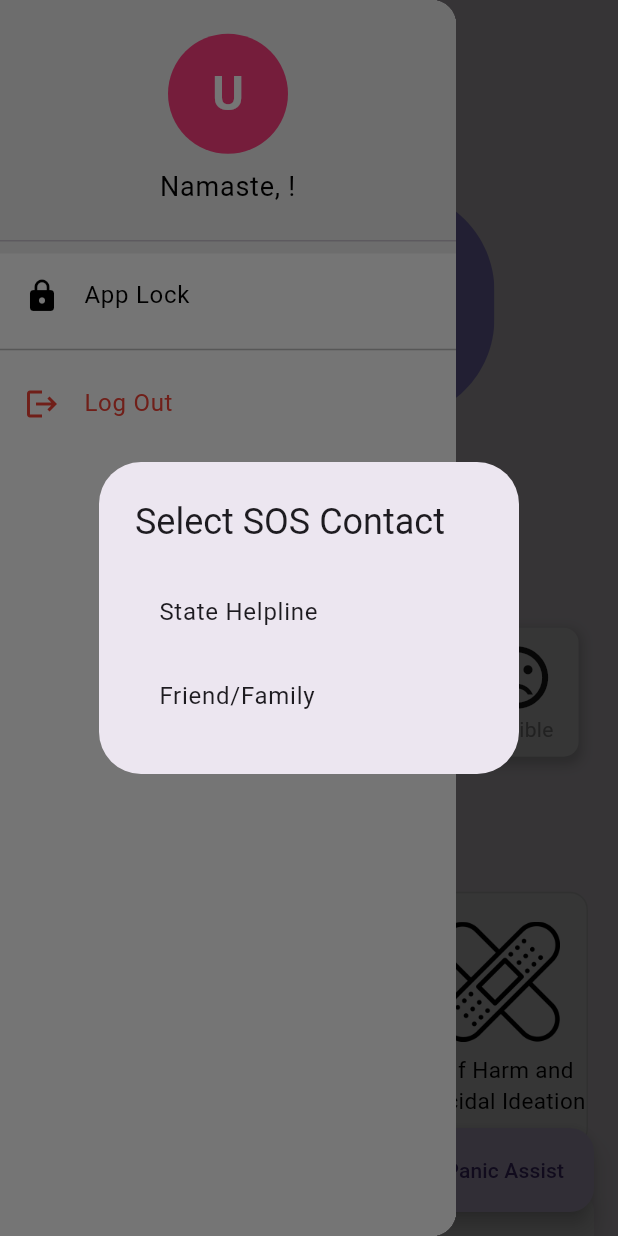
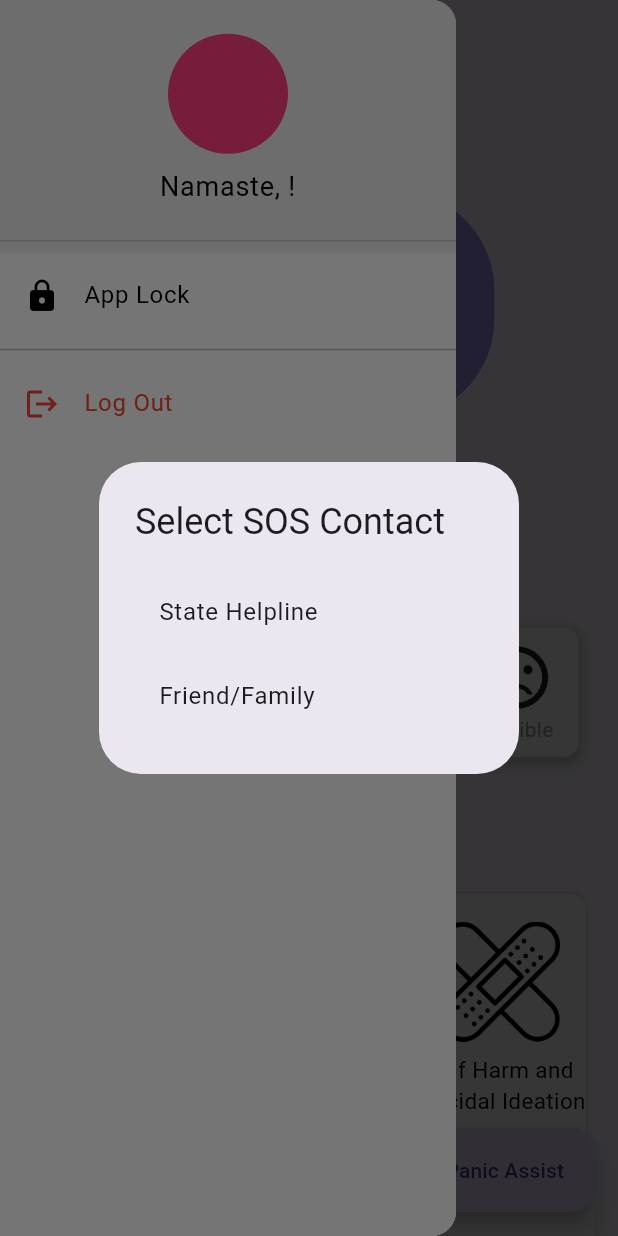
Before and after one commit to GeetishM/MindSarthi, a Flutter app: the HomePage screen opened directly, with the side drawer open, on a phone screen of 412 x 824 dp. Run offline on Flutter 3.47's test engine with Material 3 defaults, Android fonts, the phone set to English and light mode, and no system bars; our stand-ins replace cloud_firestore, firebase_auth, firebase_core, flutter_markdown, flutter_secure_storage, flutter_slidable and 12 more; accounts and stored records are empty.

Commit message:
few changes in home.dart file

```diff
--- a/lib/features/personal_user/screens/1homepage/home.dart
+++ b/lib/features/personal_user/screens/1homepage/home.dart
@@ -3,6 +3,7 @@ import 'package:firebase_auth/firebase_auth.dart';
 import 'package:flutter/material.dart';
 import 'package:flutter_secure_storage/flutter_secure_storage.dart';
 import 'package:flutter_svg/flutter_svg.dart';
+import 'package:shimmer/shimmer.dart';
 import 'package:mindsarthi/features/personal_user/screens/1homepage/MoodInputs/screens/mood_tracker_home_page.dart';
 import 'package:mindsarthi/features/personal_user/screens/1homepage/dailygoals/data/database.dart';
 import 'package:mindsarthi/features/personal_user/screens/1homepage/dailygoals/todaysGoals.dart';
@@ -18,15 +19,12 @@ class HomePage extends StatefulWidget {
 }
 
 class _HomePageState extends State<HomePage> {
-  // For todo database
   final ToDoDataBase db = ToDoDataBase();
   final ScrollController _scrollController = ScrollController();
   bool _isScrolled = false;
 
-  //for sidebar
   final GlobalKey<ScaffoldState> _scaffoldKey = GlobalKey<ScaffoldState>();
 
-  //For SOS data
   final FirebaseFirestore _firestore = FirebaseFirestore.instance;
   final FlutterSecureStorage _storage = const FlutterSecureStorage();
   String? savedPreference;
@@ -35,13 +33,10 @@ class _HomePageState extends State<HomePage> {
   @override
   void initState() {
     super.initState();
-    //
     _scrollController.addListener(() {
       setState(() => _isScrolled = _scrollController.offset > 0);
     });
-    //For SOS preference
     _loadUserPreference();
-    _fetchUsername();
   }
 
   @override
@@ -50,7 +45,6 @@ class _HomePageState extends State<HomePage> {
     super.dispose();
   }
 
-  //For SOS preference
   Future<void> _loadUserPreference() async {
     String? preference = await _storage.read(key: 'sos_preference');
     String? contactOrState = await _storage.read(key: 'sos_value');
@@ -65,7 +59,6 @@ class _HomePageState extends State<HomePage> {
     }
   }
 
-  //For SOS preference
   Future<void> _saveUserPreference(String preference, String value) async {
     await _storage.write(key: 'sos_preference', value: preference);
     await _storage.write(key: 'sos_value', value: value);
@@ -187,17 +180,19 @@ class _HomePageState extends State<HomePage> {
     }
   }
 
-  Future<String?> _fetchUsername() async {
+  Future<String?> _fetchNickname() async {
     final user = FirebaseAuth.instance.currentUser;
     if (user == null) return null;
 
-    final userDoc =
+    final doc =
         await FirebaseFirestore.instance
             .collection('users')
             .doc(user.uid)
             .get();
-
-    return userDoc.exists ? userDoc['username'] as String? : null;
+    if (doc.exists) {
+      return doc.data()?['nickname'] as String?;
+    }
+    return null;
   }
 
   Future<List<Map<String, dynamic>>> _fetchGoals() async {
@@ -208,10 +203,9 @@ class _HomePageState extends State<HomePage> {
   @override
   Widget build(BuildContext context) {
     final screenWidth = MediaQuery.of(context).size.width;
-    final screenHeight = MediaQuery.of(context).size.height;
 
     return Scaffold(
-      key: _scaffoldKey, // Assign the GlobalKey to the Scaffold
+      key: _scaffoldKey,
       drawer: Sidebar(),
       body: CustomScrollView(
         controller: _scrollController,
@@ -224,23 +218,33 @@ class _HomePageState extends State<HomePage> {
                 children: [
                   Row(
                     children: [
-                      const SizedBox(height: 20),
                       IconButton(
                         icon: SvgPicture.asset(
                           'assets/icons/menu.svg',
                           height: 24.0,
                           width: 24.0,
                         ),
-                        onPressed: () {
-                          _scaffoldKey.currentState
-                              ?.openDrawer(); // Use _scaffoldKey to open the drawer
-                        },
+                        onPressed:
+                            () => _scaffoldKey.currentState?.openDrawer(),
                       ),
                       const SizedBox(width: 10),
                       FutureBuilder<String?>(
-                        future: _fetchUsername(),
+                        future: _fetchNickname(),
                         builder: (context, snapshot) {
-                          final username = snapshot.data ?? 'User';
+                          if (snapshot.connectionState ==
+                              ConnectionState.waiting) {
+                            return Shimmer.fromColors(
+                              baseColor: Colors.grey[300]!,
+                              highlightColor: Colors.grey[100]!,
+                              child: Container(
+                                width: 140,
+                                height: 24,
+                                color: Colors.white,
+                              ),
+                            );
+                          }
+
+                          final nickname = snapshot.data ?? '';
                           return Row(
                             children: [
                               const Text(
@@ -250,9 +254,9 @@ class _HomePageState extends State<HomePage> {
                                   fontWeight: FontWeight.bold,
                                 ),
                               ),
-                              const SizedBox(width: 8), // Add spacing
+                              const SizedBox(width: 8),
                               Text(
-                                username,
+                                nickname,
                                 style: const TextStyle(
                                   fontSize: 24,
                                   fontWeight: FontWeight.bold,
@@ -278,34 +282,7 @@ class _HomePageState extends State<HomePage> {
           SliverToBoxAdapter(child: MoodTrackerHomePage()),
           const SliverToBoxAdapter(child: SizedBox(height: 20)),
           _buildSectionTitle("Relief Resources"),
-          SliverToBoxAdapter(
-            child: Padding(
-              padding: const EdgeInsets.symmetric(horizontal: 20, vertical: 15),
-              child: Row(
-                mainAxisAlignment: MainAxisAlignment.spaceBetween,
-                children: [
-                  _buildSupportContainer(
-                    'assets/icons/Anxiety.png',
-                    'Anxiety and Panic Attacks',
-                    '/anxietypanic',
-                    screenWidth,
-                  ),
-                  _buildSupportContainer(
-                    'assets/icons/depression.png',
-                    'Depression',
-                    '/depression',
-                    screenWidth,
-                  ),
-                  _buildSupportContainer(
-                    'assets/icons/Suicidal.png',
-                    'Self Harm and Suicidal Ideation',
-                    '/selfharm',
-                    screenWidth,
-                  ),
-                ],
-              ),
-            ),
-          ),
+          _buildReliefSection(screenWidth),
           _buildGoalsSection(),
           _buildJournalSection(),
         ],
@@ -332,6 +309,69 @@ class _HomePageState extends State<HomePage> {
         child: Text(
           title,
           style: const TextStyle(fontSize: 20, fontWeight: FontWeight.bold),
+        ),
+      ),
+    );
+  }
+
+  SliverToBoxAdapter _buildReliefSection(double screenWidth) {
+    return SliverToBoxAdapter(
+      child: Padding(
+        padding: const EdgeInsets.symmetric(horizontal: 20, vertical: 15),
+        child: Row(
+          mainAxisAlignment: MainAxisAlignment.spaceBetween,
+          children: [
+            _buildSupportContainer(
+              'assets/icons/Anxiety.png',
+              'Anxiety and Panic Attacks',
+              '/anxietypanic',
+              screenWidth,
+            ),
+            _buildSupportContainer(
+              'assets/icons/depression.png',
+              'Depression',
+              '/depression',
+              screenWidth,
+            ),
+            _buildSupportContainer(
+              'assets/icons/Suicidal.png',
+              'Self Harm and Suicidal Ideation',
+              '/selfharm',
+              screenWidth,
+            ),
+          ],
+        ),
+      ),
+    );
+  }
+
+  GestureDetector _buildSupportContainer(
+    String imagePath,
+    String label,
+    String routeName,
+    double screenWidth,
+  ) {
+    return GestureDetector(
+      onTap: () => Navigator.pushNamed(context, routeName),
+      child: Container(
+        width: (screenWidth - 60) / 3,
+        height: 170,
+        decoration: BoxDecoration(
+          color: Colors.white,
+          borderRadius: BorderRadius.circular(12),
+          border: Border.all(color: Colors.black.withOpacity(0.1)),
+        ),
+        child: Column(
+          mainAxisAlignment: MainAxisAlignment.center,
+          children: [
+            Image.asset(imagePath, width: 80, height: 80, color: Colors.black),
+            const SizedBox(height: 8),
+            Text(
+              label,
+              textAlign: TextAlign.center,
+              style: const TextStyle(fontSize: 15, color: Colors.black),
+            ),
+          ],
         ),
       ),
     );
@@ -471,7 +511,7 @@ class _HomePageState extends State<HomePage> {
                 ),
               ),
               SvgPicture.asset(
-                'lib/personal/assets/Handholdingpen.svg',
+                'assets/illustrations/Handholdingpen.svg',
                 width: 120,
                 height: 120,
               ),
@@ -481,36 +521,4 @@ class _HomePageState extends State<HomePage> {
       ),
     );
   }
-
-  GestureDetector _buildSupportContainer(
-    String imagePath,
-    String label,
-    String routeName,
-    double screenWidth,
-  ) {
-    return GestureDetector(
-      onTap: () => Navigator.pushNamed(context, routeName),
-      child: Container(
-        width: (screenWidth - 60) / 3,
-        height: 170,
-        decoration: BoxDecoration(
-          color: Colors.white,
-          borderRadius: BorderRadius.circular(12),
-          border: Border.all(color: Colors.black.withOpacity(0.1)),
-        ),
-        child: Column(
-          mainAxisAlignment: MainAxisAlignment.center,
-          children: [
-            Image.asset(imagePath, width: 80, height: 80, color: Colors.black),
-            const SizedBox(height: 8),
-            Text(
-              label,
-              textAlign: TextAlign.center,
-              style: const TextStyle(fontSize: 15, color: Colors.black),
-            ),
-          ],
-        ),
-      ),
-    );
-  }
 }
--- a/lib/features/personal_user/screens/1homepage/sidebar.dart
+++ b/lib/features/personal_user/screens/1homepage/sidebar.dart
@@ -1,6 +1,7 @@
 import 'package:cloud_firestore/cloud_firestore.dart';
 import 'package:firebase_auth/firebase_auth.dart';
 import 'package:flutter/material.dart';
+import 'package:shimmer/shimmer.dart';
 import 'package:mindsarthi/features/app_lock/app_lock_screen.dart';
 import 'package:mindsarthi/features/personal_user/auth/personal_auth.dart';
 import 'package:mindsarthi/features/personal_user/screens/profile.dart';
@@ -8,18 +9,14 @@ import 'package:mindsarthi/features/personal_user/screens/profile.dart';
 class Sidebar extends StatelessWidget {
   const Sidebar({super.key});
 
-  // Fetch user profile from Firestore
   Future<Map<String, dynamic>?> fetchUserProfile() async {
     final uid = FirebaseAuth.instance.currentUser?.uid;
     if (uid == null) return null;
-
     final doc =
         await FirebaseFirestore.instance.collection('users').doc(uid).get();
-
     return doc.data();
   }
 
-  // Get initial from nickname
   String? getProfileInitial(String? nickname) {
     if (nickname == null || nickname.trim().isEmpty) return null;
     return nickname.trim()[0].toUpperCase();
@@ -36,8 +33,40 @@ class Sidebar extends StatelessWidget {
             FutureBuilder<Map<String, dynamic>?>(
               future: fetchUserProfile(),
               builder: (context, snapshot) {
+                if (snapshot.connectionState == ConnectionState.waiting) {
+                  // SHIMMER PLACEHOLDER
+                  return Material(
+                    color: Colors.grey[200],
+                    child: DrawerHeader(
+                      padding: const EdgeInsets.symmetric(horizontal: 16, vertical: 8),
+                      child: Column(
+                        mainAxisAlignment: MainAxisAlignment.center,
+                        children: [
+                          Shimmer.fromColors(
+                            baseColor: Colors.grey[300]!,
+                            highlightColor: Colors.grey[100]!,
+                            child: CircleAvatar(
+                              radius: 40,
+                              backgroundColor: Colors.grey[300],
+                            ),
+                          ),
+                          const SizedBox(height: 8),
+                          Shimmer.fromColors(
+                            baseColor: Colors.grey[300]!,
+                            highlightColor: Colors.grey[100]!,
+                            child: Container(
+                              height: 16,
+                              width: 120,
+                              color: Colors.grey[300],
+                            ),
+                          ),
+                        ],
+                      ),
+                    ),
+                  );
+                }
+
                 final data = snapshot.data;
-
                 final nickname = data?['nickname'] ?? 'User';
                 final photoUrl = data?['photoUrl'];
                 final _profileInitial = getProfileInitial(nickname);
@@ -55,9 +84,7 @@ class Sidebar extends StatelessWidget {
                     },
                     child: DrawerHeader(
                       padding: const EdgeInsets.symmetric(horizontal: 16, vertical: 8),
-                      decoration: const BoxDecoration(
-                        color: Colors.transparent,
-                      ),
+                      decoration: const BoxDecoration(color: Colors.transparent),
                       child: Column(
                         mainAxisAlignment: MainAxisAlignment.center,
                         children: [
@@ -69,7 +96,7 @@ class Sidebar extends StatelessWidget {
                                 : null,
                             child: (photoUrl == null || photoUrl.toString().isEmpty)
                                 ? Text(
-                                    _profileInitial ?? 'U',
+                                    _profileInitial ?? '',
                                     style: const TextStyle(
                                       fontSize: 32,
                                       color: Colors.white,
```
Also changed, not shown: assets/illustrations/Handholdingpen.svg (added).
